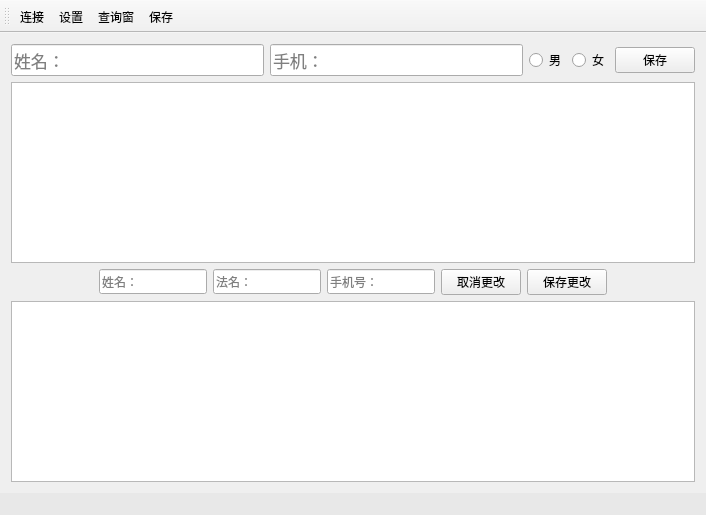
This is mainwindow.ui in crouse/citta as Qt 5 draws it before an edit. The edited form follows.
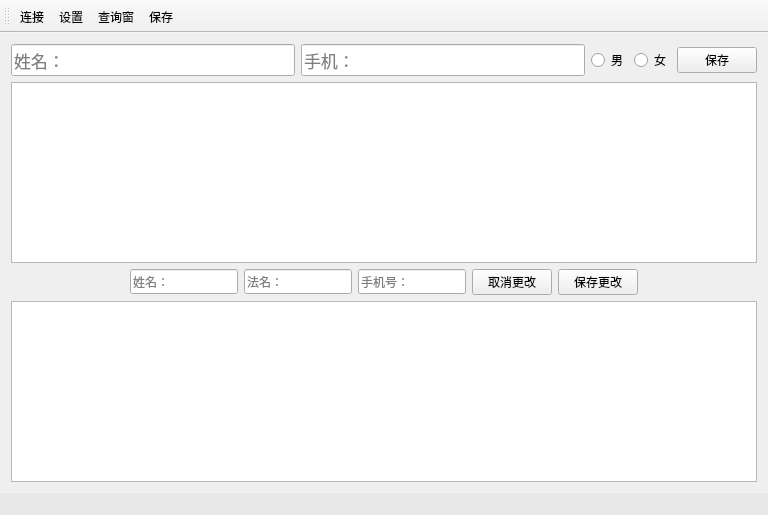
This is the edited form. Icons and pictures are not drawn.

What changed in the file:
```diff
--- a/mainwindow.ui
+++ b/mainwindow.ui
@@ -6,7 +6,7 @@
    <rect>
     <x>0</x>
     <y>0</y>
-    <width>706</width>
+    <width>768</width>
     <height>515</height>
    </rect>
   </property>
```
